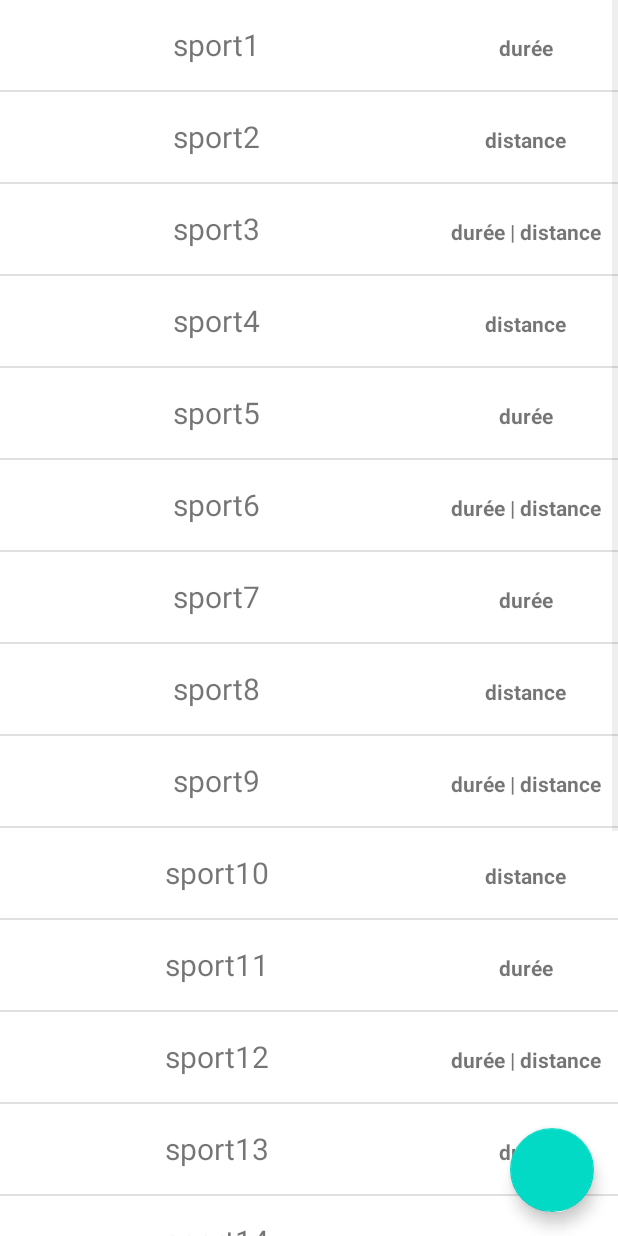
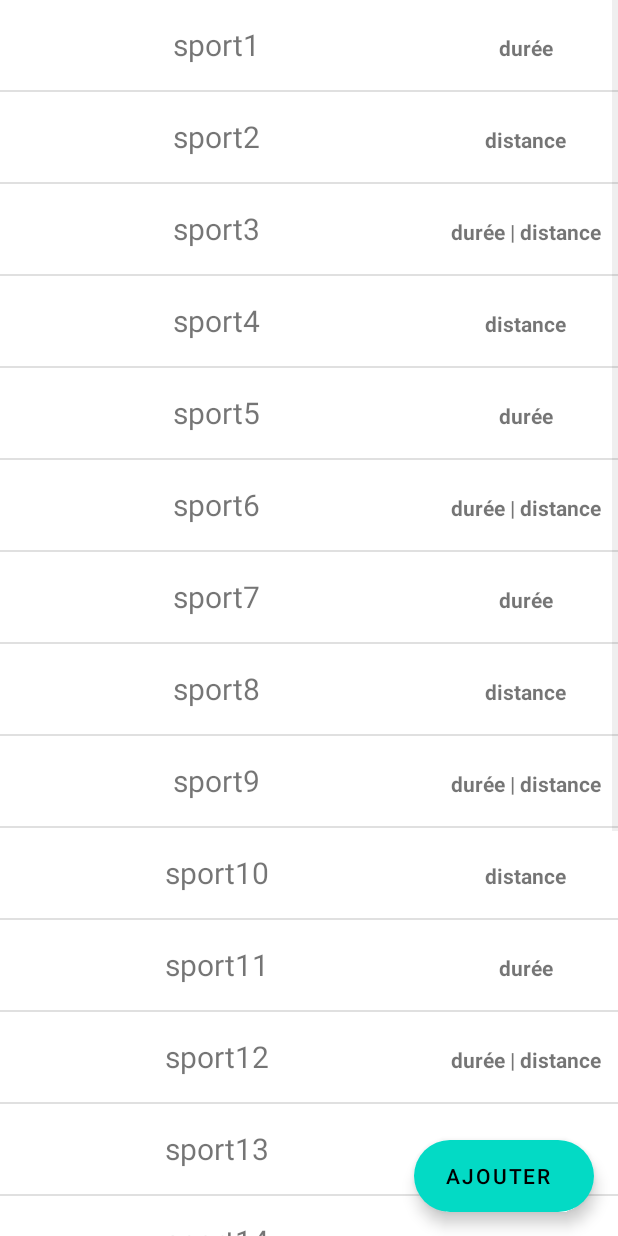
Before and after one commit to jduplaix/SportTrack, an Android app: the SportsActivity screen opened directly, with no data from a screen before it, on a phone screen of 412 x 824 dp. Run offline under Robolectric (Android 15) with nearby library versions, the phone set to English and light mode, and no system bars; our stand-ins replace Room's generated code.

Commit message:
Feat: Modif fab > extended fab textuel

```diff
--- a/app/src/main/res/layout/activity_sports.xml
+++ b/app/src/main/res/layout/activity_sports.xml
@@ -1,5 +1,5 @@
 <?xml version="1.0" encoding="utf-8"?>
-<androidx.coordinatorlayout.widget.CoordinatorLayout
+<androidx.coordinatorlayout.widget.CoordinatorLayout xmlns:tools="http://schemas.android.com/tools"
     android:layout_width="match_parent"
     android:layout_height="match_parent"
     xmlns:android="http://schemas.android.com/apk/res/android">
@@ -17,13 +17,14 @@
             />
     </RelativeLayout>
 
-    <com.google.android.material.floatingactionbutton.FloatingActionButton
+    <com.google.android.material.floatingactionbutton.ExtendedFloatingActionButton
         android:id="@+id/fabCreateSport"
         android:layout_width="wrap_content"
         android:layout_height="wrap_content"
         android:layout_gravity="bottom|right"
         android:layout_margin="16dp"
-        android:contentDescription="fab"
+        android:text="Ajouter"
+        android:textAlignment="center"
         />
 
 </androidx.coordinatorlayout.widget.CoordinatorLayout>
```
